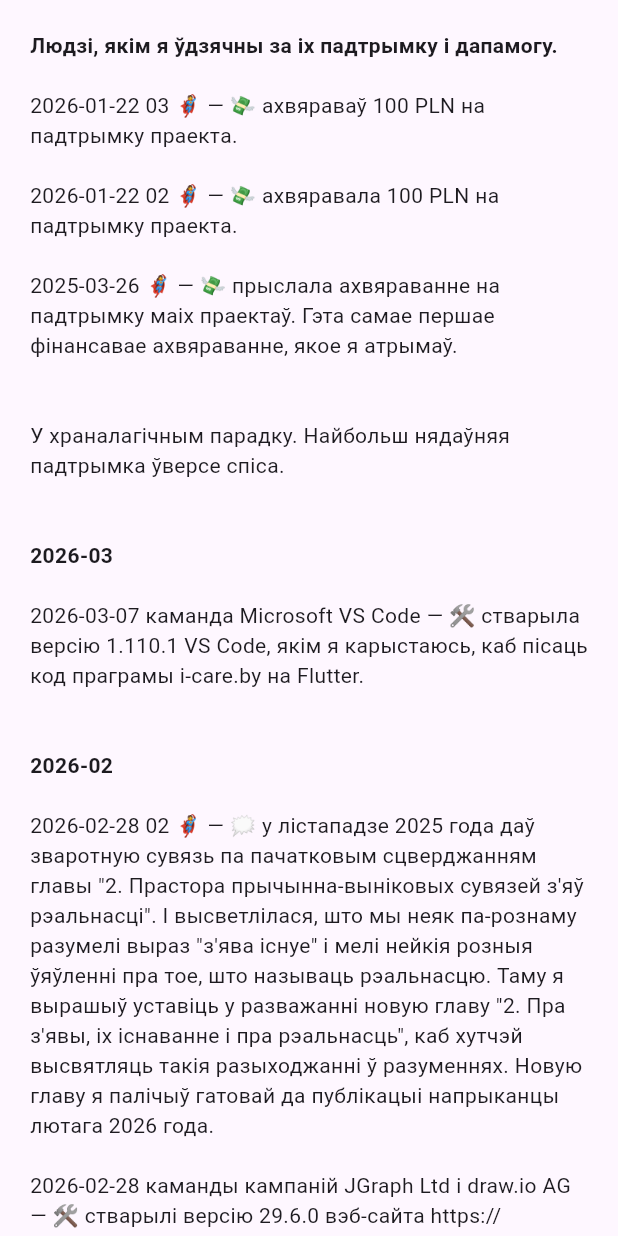
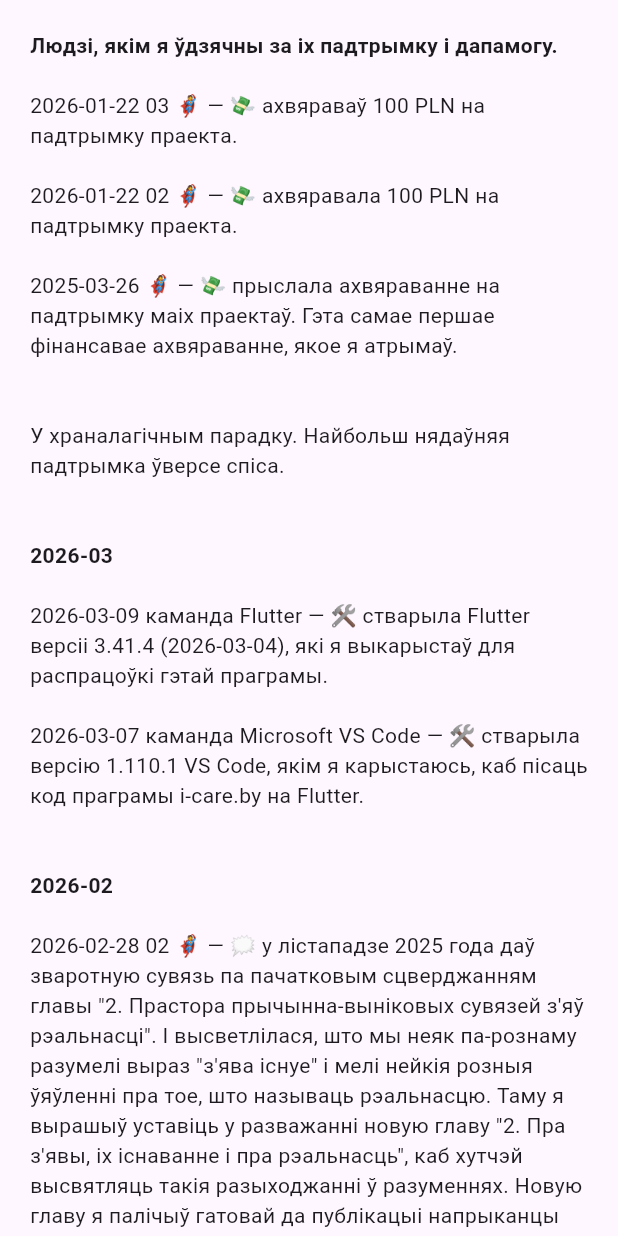
Before and after one commit to mshurkaeu-public/i-care.by, a Flutter app: the MyGratitude widget shown alone on an empty page, opened directly, on a phone screen of 412 x 824 dp. Run offline on Flutter 3.47's test engine with Material 3 defaults, Android fonts, the phone set to English and light mode, and no system bars; our stand-ins replace carousel_slider, expandable_text, google_fonts, package_info_plus, photo_view, web; missing offline and left inert: multi_split_view; generated files the repository leaves out were written again.

Commit message:
Record my gratitude to Flutter team for creation of version 3.41.4 of Flutter

```diff
--- a/i-care.by-app/lib/l10n/app_be.arb
+++ b/i-care.by-app/lib/l10n/app_be.arb
@@ -2145,6 +2145,10 @@
   "@aboutMyGratitude_2026_03_07_01": {
     "description": "Text for 2026-03-07 Microsoft VS Code team on the \"my gratitude\" tab on the \"About\" page."
   },
+  "aboutMyGratitude_2026_03_09_01": "\n2026-03-09 каманда Flutter — 🛠️ стварыла Flutter версіі 3.41.4 (2026-03-04), які я выкарыстаў для распрацоўкі гэтай праграмы.\n",
+  "@aboutMyGratitude_2026_03_09_01": {
+    "description": "Text for 2026-03-09 Flutter team on the \"my gratitude\" tab on the \"About\" page."
+  },
   "aboutMyGratitude_2026_03_title": "\n\n2026-03\n",
   "@aboutMyGratitude_2026_03_title": {
     "description": "Title for 2026-03 list/text on the \"my gratitude\" tab on the \"About\" page."
--- a/i-care.by-app/lib/my_gratitude.dart
+++ b/i-care.by-app/lib/my_gratitude.dart
@@ -44,6 +44,9 @@ class MyGratitude extends StatelessWidget {
                 style: titleStyle,
               ),
               TextSpan(
+                text: l10n.aboutMyGratitude_2026_03_09_01,
+              ),
+              TextSpan(
                 text: l10n.aboutMyGratitude_2026_03_07_01,
               ),
 
```
